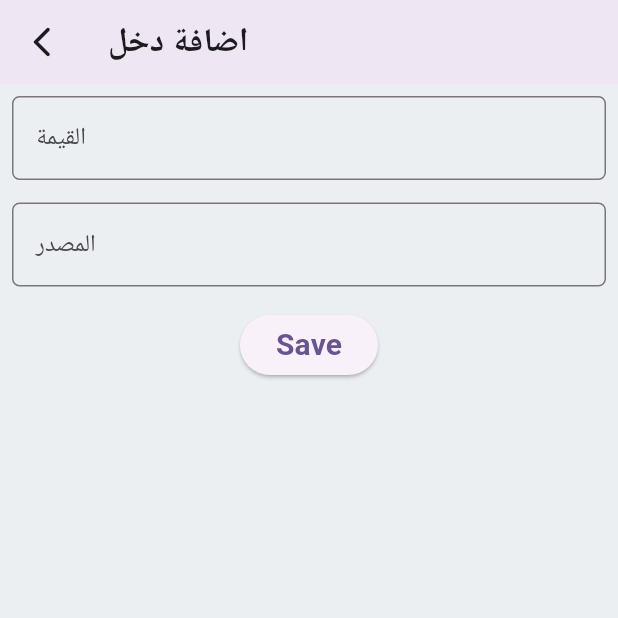
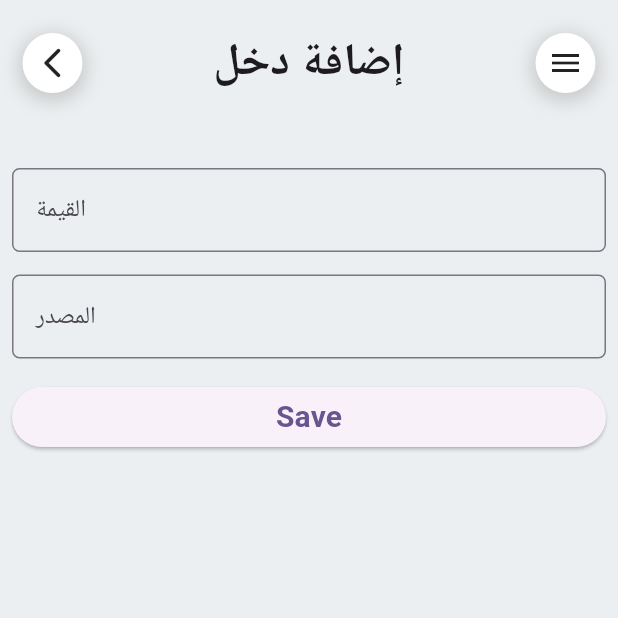
Before and after one commit to MoAli1Ra23/cashmoney, a Flutter app: the CreateInComePage screen opened directly, on a phone screen of 412 x 824 dp, the top half of it. Run offline on Flutter 3.47's test engine with Material 2 defaults, Android fonts, the phone set to English and light mode, and no system bars; our stand-ins replace dartz, equatable, get_it, injectable, sqflite; accounts and stored records are empty; Roboto replaces fonts that are missing (Cairo).

Commit message:
refactor UI

```diff
--- a/lib/feature/incomes/UI/pages/create_income_page.dart
+++ b/lib/feature/incomes/UI/pages/create_income_page.dart
@@ -1,7 +1,9 @@
+import 'package:cashmoney/widgets/cutom_app_bar.dart';
 import 'package:flutter/material.dart';
 import 'package:provider/provider.dart';
 
-import '../../../wallate/UI/wallate_view_model.dart';
+import '../../../../shared/styles/styles.dart';
+import '../../../../widgets/custom_reusable_app_bar.dart';
 import '../view_model/create_income.dart';
 
 class CreateInComePage extends StatelessWidget {
@@ -15,34 +17,52 @@ class CreateInComePage extends StatelessWidget {
 
   @override
   Widget build(BuildContext context) {
-    return SafeArea(
-      child: Scaffold(
-        appBar: AppBar(
-          elevation: 5,
-          leading: IconButton(
-              onPressed: () {
-                Navigator.of(context).pop();
-                context.read<WallateViewModel>().getValue();
-              },
-              icon: const Icon(Icons.arrow_back_ios_new_rounded)),
-          title: const Text(
-            "اضافة دخل",
-            style: TextStyle(
-              //style
-              fontWeight: FontWeight.bold,
-              fontSize: 22,
+    return Scaffold(
+      resizeToAvoidBottomInset: false,
+
+      // appBar: AppBar(
+      //   elevation: 5,
+      //   leading: IconButton(
+      //       onPressed: () {
+      //         Navigator.of(context).pop();
+      //         context.read<WallateViewModel>().getValue();
+      //       },
+      //       icon: const Icon(Icons.arrow_back_ios_new_rounded)),
+      //   title: const Text(
+      //     "اضافة دخل",
+      //     style: TextStyle(
+      //       //style
+      //       fontWeight: FontWeight.bold,
+      //       fontSize: 22,
+      //     ),
+      //   ),
+      // ),
+      body: SafeArea(
+        child: Column(children: [
+          Padding(
+            padding:
+                const EdgeInsets.only(top: 20, left: 15, right: 15, bottom: 40),
+            child: CustomReusableAppBar(
+              title: "إضافة دخل",
+              titleStyle: Styles.textb30,
+              onLeftTab: () => Navigator.of(context).pop(),
+              leftIcon: const Icon(Icons.arrow_back_ios_new_rounded),
+              righeIcon: const Icon(Icons.menu),
             ),
           ),
-        ),
-        body: Form(
+
+          Form(
             key: k,
             autovalidateMode: AutovalidateMode.onUserInteraction,
             child: Padding(
               padding: const EdgeInsets.all(8.0),
-            child: Column(
+              child: Consumer<CreateInCome>(
+                builder: (context, pr, _) => SizedBox(
+                  height: MediaQuery.of(context).size.height - 200,
+                  child: ListView(
+                    physics: const ClampingScrollPhysics(),
                     children: [
-                Consumer<CreateInCome>(
-                  builder: (_, pr, __) => TextFormField(
+                      TextFormField(
                         key: vkey,
                         controller: tc,
                         onChanged: (v) => pr.validateValue(v),
@@ -54,15 +74,13 @@ class CreateInComePage extends StatelessWidget {
                             border: OutlineInputBorder(
                                 borderRadius: BorderRadius.circular(5))),
                       ),
-                ),
                       const SizedBox(
                         height: 15.0,
                       ),
-                Consumer<CreateInCome>(
-                  builder: (_, pr, __) => TextFormField(
+                      TextFormField(
                         key: skey,
                         controller: stc,
-                    onChanged: (v) => pr.validateSource(v),
+                        onChanged: (v) => pr.sourceChange(v),
                         validator: // (value) => pr.isValueValid,
                             (_) => context.watch<CreateInCome>().isSourceValide,
                         decoration: InputDecoration(
@@ -71,14 +89,11 @@ class CreateInComePage extends StatelessWidget {
                             border: OutlineInputBorder(
                                 borderRadius: BorderRadius.circular(5))),
                       ),
-                ),
                       const SizedBox(
                         height: 15.0,
                       ),
-                Consumer<CreateInCome>(
-                  builder: (__, pr, _) {
-                    if (pr.sources.isNotEmpty) {
-                      return SizedBox(
+                      if (pr.sources.isNotEmpty)
+                        SizedBox(
                           height: pr.sources.length * 50,
                           child: ListView.builder(
                             itemCount: pr.sources.length,
@@ -94,28 +109,24 @@ class CreateInComePage extends StatelessWidget {
                               },
                             ),
                           ),
-                      );
-                    } else {
-                      return const SizedBox(
-                        height: 0,
-                      );
-                    }
-                  },
                         ),
                       ElevatedButton(
                           onPressed: () {
-                      Provider.of<CreateInCome>(context, listen: false).save();
+                            pr.save();
                           },
                           child: const Text(
                             "Save",
-                      style:
-                          TextStyle(fontWeight: FontWeight.bold, fontSize: 20),
+                            style: TextStyle(
+                                fontWeight: FontWeight.bold, fontSize: 20),
                           ))
                     ],
                   ),
                 ),
               ),
             ),
+          ),
+        ]),
+      ),
     );
   }
 }
```
Also changed, not shown: lib/feature/expenses/UI/page/manage_expenses_page.dart (+23 -14 lines), lib/feature/incomes/UI/pages/mange_incomes_page.dart (+40 -20 lines). Lines whose indentation alone changed are shown as unchanged.
